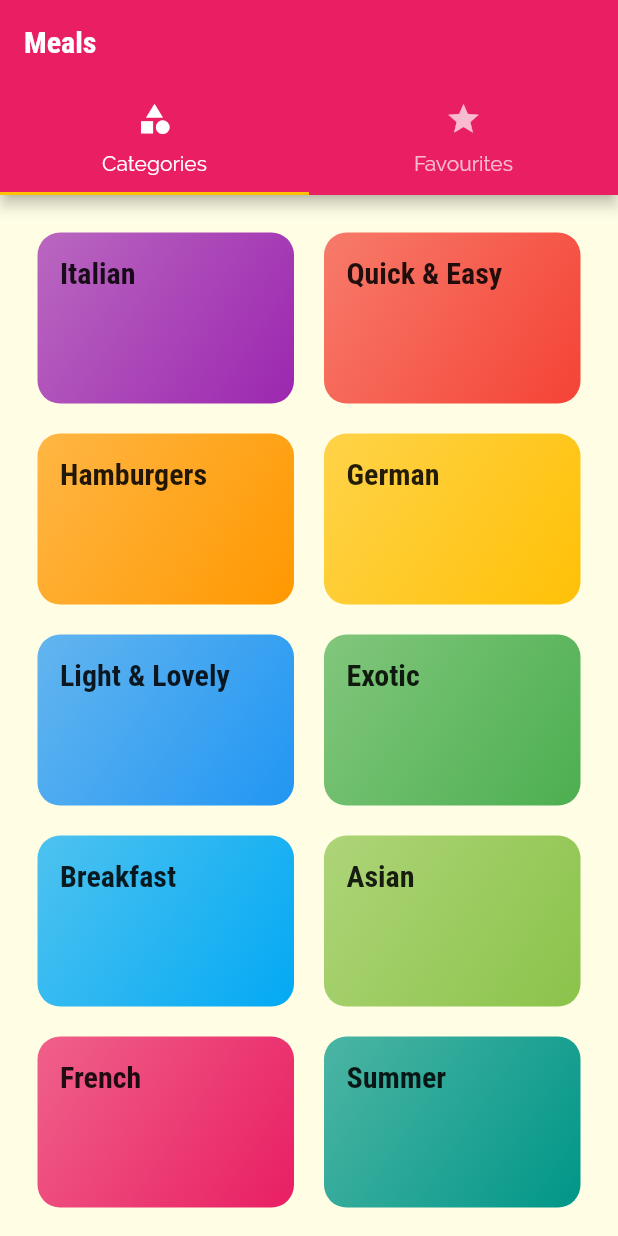
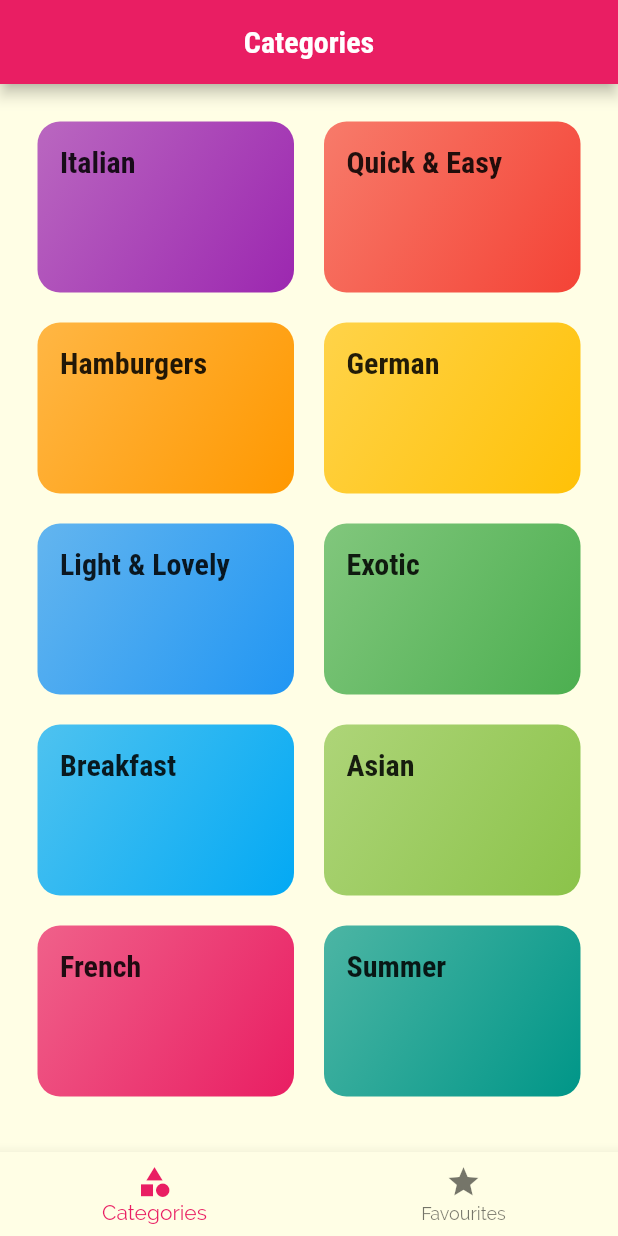
Before and after one commit to UMChannar/Flutter-Meals-App, a Flutter app: the screen it shows after launch, on a phone screen of 412 x 824 dp. Run offline on Flutter 3.47's test engine with Material 2 defaults, Android fonts, the phone set to English and light mode, and no system bars.

```diff
--- a/lib/screens/tabs_screen.dart
+++ b/lib/screens/tabs_screen.dart
@@ -11,34 +11,49 @@ class TabsScreen extends StatefulWidget {
 }
 
 class _TabsScreenState extends State<TabsScreen> {
+  List<Map<String, dynamic>> pages = [
+    {
+      'page': CategoriesScreen(),
+      'title': 'Categories',
+    },
+    {
+      'page': FavouritesScreen(),
+      'title': 'Your Fourites',
+    }
+  ];
+
+  int selectedPageIndex = 0;
+
+  void selectScreen(int index) {
+    setState(() {
+      selectedPageIndex = index;
+    });
+  }
+
   @override
   Widget build(BuildContext context) {
-    return DefaultTabController(
-      length: 2,
-      child: Scaffold(
+    return Scaffold(
       appBar: AppBar(
+        centerTitle: true,
         title: Text(
-            'Meals',
+          pages[selectedPageIndex]['title'],
         ),
-          bottom: TabBar(
-            tabs: [
-              Tab(
+      ),
+      body: pages[selectedPageIndex]['page'],
+      bottomNavigationBar: BottomNavigationBar(
+        onTap: selectScreen,
+        // backgroundColor: Theme.of(context).primaryColor,
+        currentIndex: selectedPageIndex,
+        items: [
+          BottomNavigationBarItem(
             icon: Icon(Icons.category),
-                text: 'Categories',
+            label: 'Categories',
           ),
-              Tab(
+          BottomNavigationBarItem(
             icon: Icon(Icons.star),
-                text: 'Favourites',
+            label: 'Favourites',
           ),
         ],
-          ),
-        ),
-        body: TabBarView(
-          children: [
-            CategoriesScreen(),
-            FavouritesScreen(),
-          ],
-        ),
       ),
     );
   }
```
Lines whose indentation alone changed are shown as unchanged.
